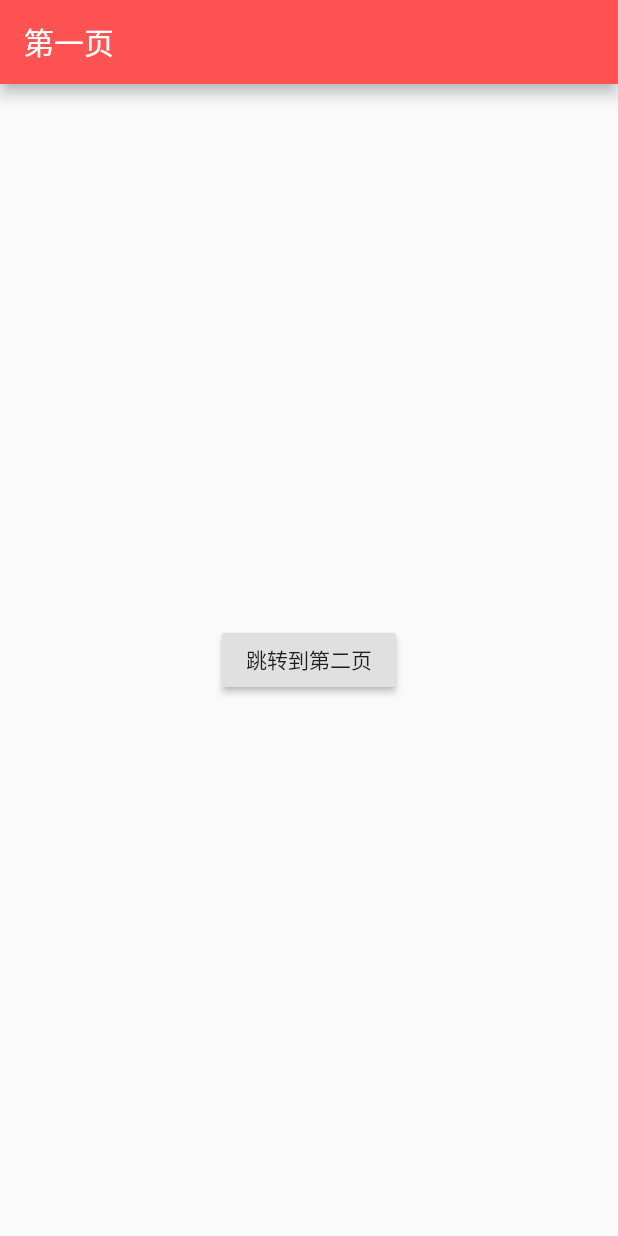
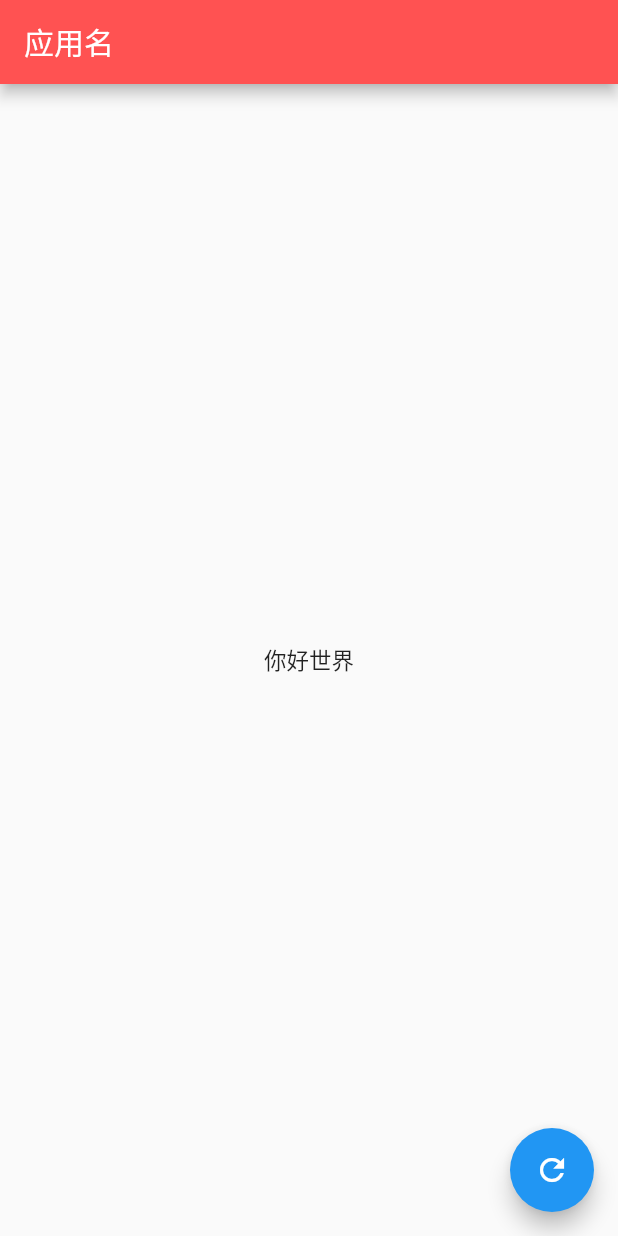
Before and after one commit to huangsir0/flutter_weekly, a Flutter app: the screen it shows after launch, on a phone screen of 412 x 824 dp. Run offline on Flutter 3.47's test engine with Material 2 defaults, Android fonts, the light colour scheme and no system bars; our stand-ins replace cached_network_image, dio, flutter_redux, flutter_swiper, palette_generator, redux and 3 more.

Commit message:
普通国际化案例

```diff
--- /dev/null
+++ b/lib/examples/example_internationalize_normal/flutter_internationalize_normal.dart
@@ -0,0 +1,169 @@
+import 'package:flutter/foundation.dart';
+import 'package:flutter/material.dart';
+import 'package:flutter_localizations/flutter_localizations.dart';
+
+
+GlobalKey<_FreeLocalizations> freeLocalizationStateKey = new GlobalKey<_FreeLocalizations>();
+class AppNationalizeNormal extends StatelessWidget {
+
+
+  @override
+  Widget build(BuildContext context) {
+    return MaterialApp(
+      localizationsDelegates: [
+        GlobalMaterialLocalizations.delegate, //提供了 Material 组件库所使用的字符串资
+        GlobalWidgetsLocalizations.delegate, //定义了在当前的语言中，文字默认的排列方向。
+        SimpleLocalizationsDelegate.delegate, //加入自定义委托
+      ],
+      supportedLocales: [
+        const Locale('en', 'US'), //英文
+        const Locale('zh', 'CN'), //中文
+      ],
+
+      // title: SimpleLocalizations.of(context).appTitle,
+      onGenerateTitle: (context) {
+        return SimpleLocalizations.of(context).appTitle;
+      },
+      theme: ThemeData(primaryColor: Colors.redAccent),
+      //home: HomePage(),
+      home: Builder(builder: (context){
+        return new FreeLocalizations(
+          key: freeLocalizationStateKey,
+          child: HomePage(),
+        );
+      },
+      ),
+    );
+  }
+}
+
+class HomePage extends StatefulWidget {
+  @override
+  _HomePageState createState() => _HomePageState();
+}
+
+class _HomePageState extends State<HomePage> {
+
+  bool flag=true;
+
+  @override
+  Widget build(BuildContext context) {
+    return Scaffold(
+      appBar: AppBar(
+        title: Text(SimpleLocalizations.of(context).appName),
+      ),
+      body: Center(
+        child: Text(SimpleLocalizations.of(context).helloWorld),
+      ),
+    floatingActionButton: FloatingActionButton(onPressed: (){
+      if(flag){
+        freeLocalizationStateKey.currentState.changeLocale(const Locale('zh',"CH"));
+      }else{
+        freeLocalizationStateKey.currentState.changeLocale(const Locale('en',"US"));
+      }
+      flag = !flag;
+    },child: Icon(Icons.refresh),),
+    );
+  }
+}
+
+
+
+//接下来我们要做一个类似GlobalWidgetsLocalizations的委托
+class SimpleLocalizations {
+  SimpleLocalizations(this.locale);
+
+  final Locale locale;
+
+  //of这个静态方法就会返回 SimpleLocalizations 的实例
+  static SimpleLocalizations of(BuildContext context) {
+    return Localizations.of<SimpleLocalizations>(context, SimpleLocalizations);
+  }
+
+  static Map<String, Map<String, String>> _localizedValues = {
+    'en': {
+      'app_title': 'FlutterApp Title',
+      'app_name': 'App Name',
+      'hello_world': 'Hello World',
+    },
+    'zh': {
+      'app_title': 'FlutterApp 标题',
+      'app_name': '应用名',
+      'hello_world': '你好世界',
+    },
+  };
+
+  Map<String, String> get _stringMap {
+    return _localizedValues[locale.languageCode];
+  }
+
+  String get helloWorld {
+    return _stringMap['hello_world'];
+  }
+
+  String get appTitle {
+    return _stringMap['app_title'];
+  }
+
+  String get appName {
+    return _stringMap['app_name'];
+  }
+}
+
+//从上面的代码可以看到，这种方法的原理非常简单，就是将所有字符串放进 map，然后通过应用的 Locale 来取出对应语言的字符串。使用时，就是 SimpleLocalizations.of(context).helloWorld 这样来引用字符串。
+//以上定义的SimpleLocalizations类交给一个委托类来初始化。所以我们还得再定义一个类。
+
+class SimpleLocalizationsDelegate
+    extends LocalizationsDelegate<SimpleLocalizations> {
+  const SimpleLocalizationsDelegate();
+
+  static SimpleLocalizationsDelegate delegate =
+      const SimpleLocalizationsDelegate();
+
+  @override
+  bool isSupported(Locale locale) => ['en', 'zh'].contains(locale.languageCode);
+
+  //SimpleLocalizations 在此方法内被初始化的。
+  @override
+  Future<SimpleLocalizations> load(Locale locale) {
+    return SynchronousFuture<SimpleLocalizations>(SimpleLocalizations(locale));
+  }
+
+  @override
+  bool shouldReload(SimpleLocalizationsDelegate old) => false;
+}
+//接下来如何使用?
+//SimpleLocalizations.of(context).appName
+
+//Flutter内部切换语言
+class FreeLocalizations extends StatefulWidget{
+
+  final Widget child;
+
+  FreeLocalizations({Key key,this.child}):super(key:key);
+
+  @override
+  State<FreeLocalizations> createState() {
+    return new _FreeLocalizations();
+  }
+}
+
+class _FreeLocalizations extends State<FreeLocalizations>{
+
+  Locale _locale = const Locale('zh','CH');
+
+  changeLocale(Locale locale){
+    setState((){
+      _locale = locale;
+    });
+  }
+
+  @override
+  Widget build(BuildContext context) {
+    return new Localizations.override(
+      context: context,
+      locale: _locale,
+      child: widget.child,
+    );
+  }
+}
--- a/lib/main.dart
+++ b/lib/main.dart
@@ -14,6 +14,7 @@ import 'dart:math' as math;
 import 'consts/config.dart';
 import 'examples/example1/scroll_app.dart';
 import 'examples/example2/imageapp.dart';
+import 'examples/example_internationalize_normal/flutter_internationalize_normal.dart';
 import 'examples/materialapp_example/materialapp.dart';
 import 'widgets/flutter_bezier_widgets/widget_bezier_gesture.dart';
 import 'widgets/flutter_bezier_widgets/widget_bezier_theme.dart';
@@ -25,7 +26,8 @@ void main() {
   //runApp(new FlutterStudyApp());
  // runApp(new ScrollApp());
   //runApp(new MyApp());
-runApp(new MaterialMyApp());
+//runApp(new MaterialMyApp());
+runApp(new AppNationalizeNormal());
 }
 
 class FlutterStudyApp extends StatelessWidget {
```
